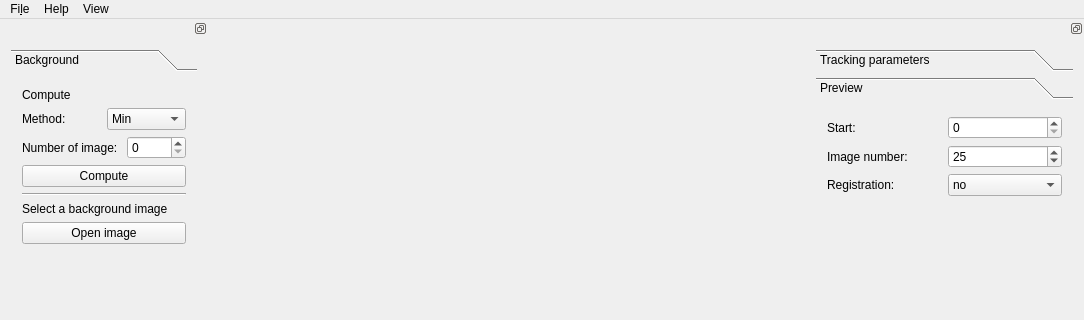
The window that src/interactive.ui (FastTrackOrg/FastTrack) describes before a commit, drawn with Qt 5; both pictures show x 0 to 1084 and y 0 to 320 of the 1084 by 966 pixel window.
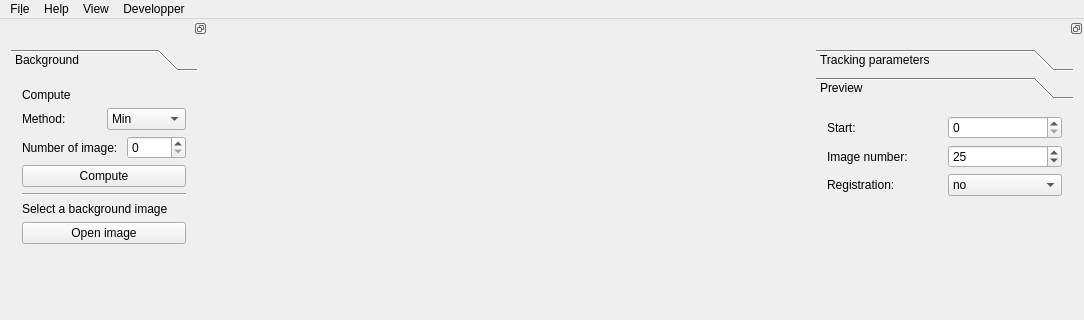
The same window after the commit.

Commit message: [feat] interactive: add developper mode

The edit to the form file:
```diff
--- a/src/interactive.ui
+++ b/src/interactive.ui
@@ -778,9 +778,16 @@
     </property>
     <addaction name="actionImageParam"/>
    </widget>
+   <widget class="QMenu" name="menuDevelopper">
+    <property name="title">
+     <string>Developper</string>
+    </property>
+    <addaction name="actionbenchmark"/>
+   </widget>
    <addaction name="menuOpen"/>
    <addaction name="menuHelp"/>
    <addaction name="menuView"/>
+   <addaction name="menuDevelopper"/>
   </widget>
   <widget class="QDockWidget" name="controlOptions">
    <property name="minimumSize">
```
Left out of the diff: 5 changed lines with no effect on the pictures. The commit also changes 5 other files.
